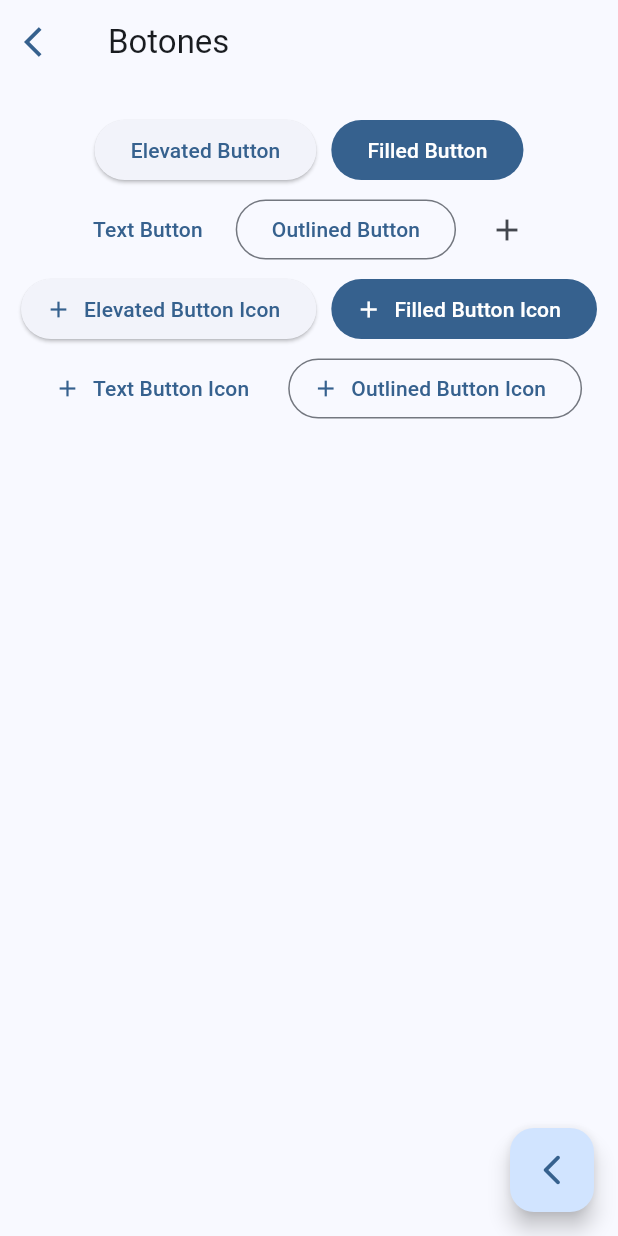
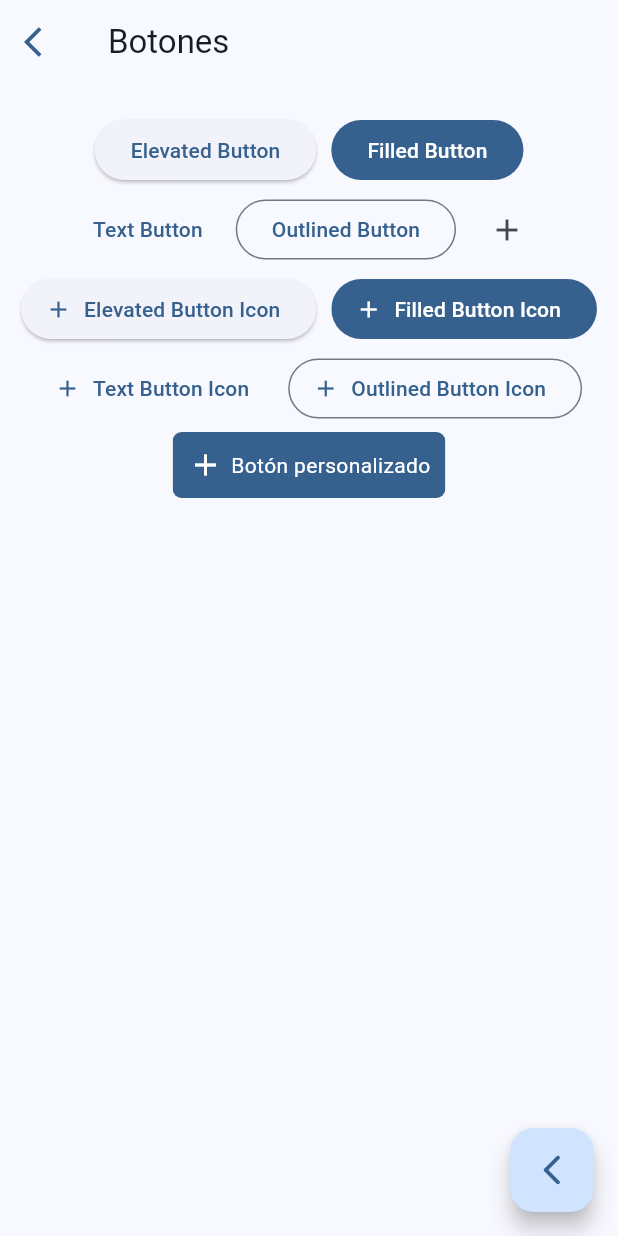
Before and after one commit to U2D-8Bits/WidgetsApp_Flutter, a Flutter app: the ButtonsScreen screen opened by its route, on a phone screen of 412 x 824 dp. Run offline on Flutter 3.47's test engine with Material 3 defaults, Android fonts, the phone set to English and light mode, and no system bars; our stand-ins replace go_router.

Commit message:
Implementación de Botón Perzonalizado

```diff
--- a/lib/presentation/screens/buttons/buttons_screen.dart
+++ b/lib/presentation/screens/buttons/buttons_screen.dart
@@ -74,10 +74,13 @@ class _ButtonsView extends StatelessWidget {
               icon: const Icon(Icons.add),
               label: const Text('Elevated Button Icon'),
             ),
-            FilledButton.icon(
-              onPressed: () {},
-              icon: const Icon(Icons.add),
-              label: const Text('Filled Button Icon'),
+            ClipRRect(
+              borderRadius: BorderRadius.circular(6),
+              child: FilledButton.icon(
+                onPressed: () {},
+                icon: const Icon(Icons.add),
+                label: const Text('Filled Button Icon'),
+              ),
             ),
             TextButton.icon(
               onPressed: () {},
@@ -89,9 +92,45 @@ class _ButtonsView extends StatelessWidget {
               icon: const Icon(Icons.add),
               label: const Text('Outlined Button Icon'),
             ),
+            // Boton personalizado
+            const CustomButton(),
           ],
         ),
       ),
     );
   }
 }
+
+class CustomButton extends StatelessWidget {
+  const CustomButton({super.key});
+
+  @override
+  Widget build(BuildContext context) {
+    final colors = Theme.of(context).colorScheme;
+
+    // Retornamos un boton con un icono y texto personalizado
+    return ClipRRect(
+      borderRadius: BorderRadius.circular(6),
+      child: Material(
+        color: colors.primary,
+        child: InkWell(
+          onTap: () {},
+          child: const Padding(
+            padding: EdgeInsets.symmetric(horizontal: 10, vertical: 10),
+            child: Row(
+              mainAxisSize: MainAxisSize.min,
+              children: [
+                Icon(Icons.add, color: Colors.white),
+                SizedBox(width: 5),
+                Text(
+                  'Botón personalizado',
+                  style: TextStyle(color: Colors.white),
+                ),
+              ],
+            ),
+          ),
+        ),
+      ),
+    );
+  }
+}
```
